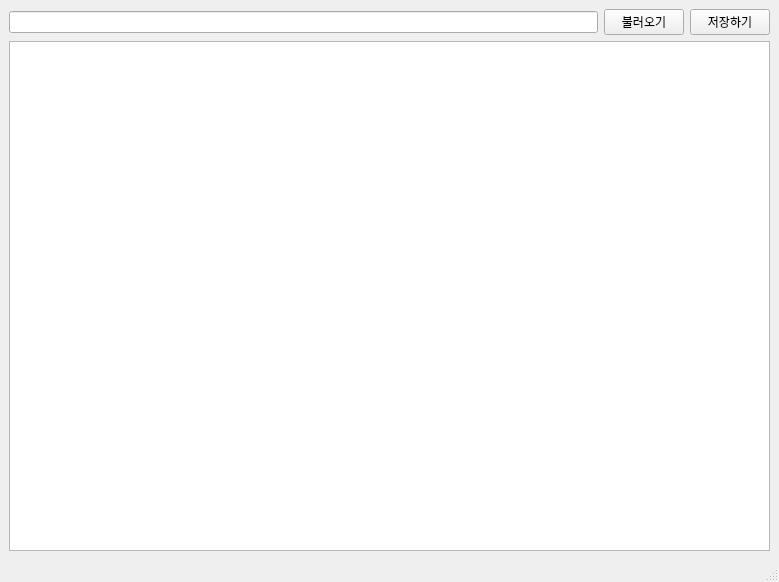
Old version of the form mainwindow.ui in the repository eunwoo/item_manager_qt.
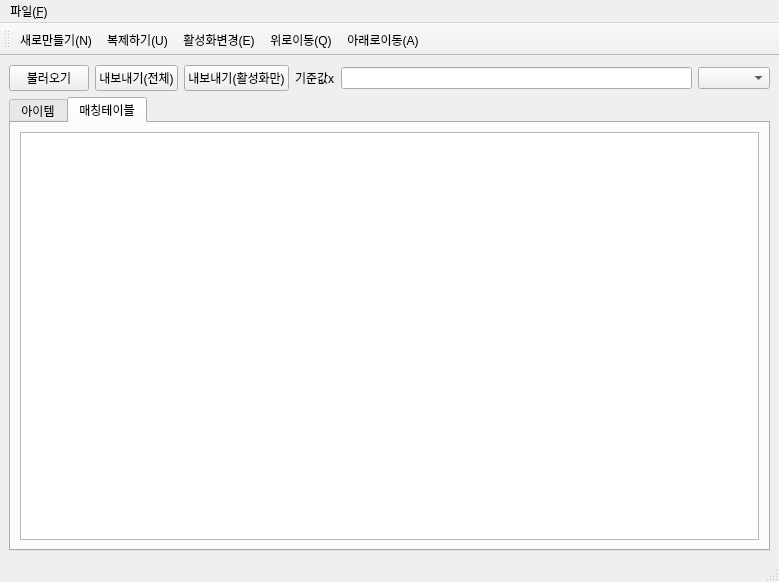
New version of the form. The open tabs and pages were chosen to show the change. Icons and pictures are not drawn. Custom widgets are drawn as their Qt base class.

What changed in the file:
```diff
--- a/mainwindow.ui
+++ b/mainwindow.ui
@@ -16,30 +16,109 @@
   <widget class="QWidget" name="centralwidget">
    <layout class="QVBoxLayout" name="verticalLayout">
     <item>
-     <layout class="QHBoxLayout" name="horizontalLayout">
+     <layout class="QVBoxLayout" name="verticalLayout_4">
       <item>
-       <widget class="QLineEdit" name="lineEdit"/>
+       <layout class="QHBoxLayout" name="horizontalLayout">
+        <item>
+         <widget class="QPushButton" name="pushButton">
+          <property name="text">
+           <string>불러오기</string>
+          </property>
+         </widget>
+        </item>
+        <item>
+         <widget class="QPushButton" name="pushButton_2">
+          <property name="text">
+           <string>내보내기(전체)</string>
+          </property>
+         </widget>
+        </item>
+        <item>
+         <widget class="QPushButton" name="pushButton_3">
+          <property name="text">
+           <string>내보내기(활성화만)</string>
+          </property>
+         </widget>
+        </item>
+        <item>
+         <widget class="QLabel" name="label_2">
+          <property name="text">
+           <string>기준값x</string>
+          </property>
+         </widget>
+        </item>
+        <item>
+         <widget class="QLineEdit" name="lineEdit"/>
+        </item>
+        <item>
+         <widget class="QComboBox" name="comboBox"/>
+        </item>
+       </layout>
       </item>
       <item>
-       <widget class="QPushButton" name="pushButton">
-        <property name="text">
-         <string>불러오기</string>
-        </property>
-       </widget>
-      </item>
-      <item>
-       <widget class="QPushButton" name="pushButton_2">
-        <property name="text">
-         <string>저장하기</string>
-        </property>
-       </widget>
-      </item>
-     </layout>
-    </item>
-    <item>
-     <layout class="QVBoxLayout" name="verticalLayout_2">
-      <item>
-       <widget class="ItemTable" name="tableWidget"/>
+       <layout class="QHBoxLayout" name="horizontalLayout_3">
+        <item>
+         <widget class="QTabWidget" name="tabWidget">
+          <property name="currentIndex">
+           <number>0</number>
+          </property>
+          <widget class="QWidget" name="tab">
+           <attribute name="title">
+            <string>아이템</string>
+           </attribute>
+           <layout class="QVBoxLayout" name="verticalLayout_5">
+            <item>
+             <layout class="QVBoxLayout" name="verticalLayout_2">
+              <item>
+               <layout class="QHBoxLayout" name="horizontalLayout_2">
+                <item>
+                 <widget class="QLabel" name="label">
+                  <property name="text">
+                   <string>찾기</string>
+                  </property>
+                 </widget>
+                </item>
+                <item>
+                 <widget class="LineEdit" name="lineEdit_2"/>
+                </item>
+               </layout>
+              </item>
+              <item>
+               <widget class="ItemTable" name="tableWidget"/>
+              </item>
+             </layout>
+            </item>
+           </layout>
+          </widget>
+          <widget class="QWidget" name="tab_2">
+           <property name="minimumSize">
+            <size>
+             <width>0</width>
+             <height>0</height>
+            </size>
+           </property>
+           <property name="maximumSize">
+            <size>
+             <width>16777215</width>
+             <height>16777215</height>
+            </size>
+           </property>
+           <attribute name="title">
+            <string>매칭테이블</string>
+           </attribute>
+           <layout class="QVBoxLayout" name="verticalLayout_6">
+            <item>
+             <layout class="QVBoxLayout" name="verticalLayout_3">
+              <item>
+               <widget class="MatchTable" name="matchTableWidget"/>
+              </item>
+             </layout>
+            </item>
+           </layout>
+          </widget>
+         </widget>
+        </item>
+       </layout>
       </item>
      </layout>
     </item>
@@ -54,8 +133,95 @@
      <height>22</height>
     </rect>
    </property>
+   <widget class="QMenu" name="menu_f">
+    <property name="title">
+     <string>파일(&amp;F)</string>
+    </property>
+    <addaction name="action"/>
+    <addaction name="action_U"/>
+   </widget>
+   <addaction name="menu_f"/>
   </widget>
   <widget class="QStatusBar" name="statusbar"/>
+  <widget class="QToolBar" name="toolBar">
+   <property name="windowTitle">
+    <string>toolBar</string>
+   </property>
+   <attribute name="toolBarArea">
+    <enum>TopToolBarArea</enum>
+   </attribute>
+   <attribute name="toolBarBreak">
+    <bool>false</bool>
+   </attribute>
+   <addaction name="action"/>
+   <addaction name="action_U"/>
+   <addaction name="action_E"/>
+   <addaction name="action_Q"/>
+   <addaction name="action_A"/>
+  </widget>
+  <action name="action">
+   <property name="icon">
+    <iconset resource="qtresource.qrc">
+     <normaloff>:/new/prefix1/new.png</normaloff>:/new/prefix1/new.png</iconset>
+   </property>
+   <property name="text">
+    <string>새로만들기(&amp;N)</string>
+   </property>
+   <property name="shortcut">
+    <string>Ctrl+N</string>
+   </property>
+  </action>
+  <action name="action_U">
+   <property name="icon">
+    <iconset resource="qtresource.qrc">
+     <normaloff>:/new/prefix1/document-copy.png</normaloff>:/new/prefix1/document-copy.png</iconset>
+   </property>
+   <property name="text">
+    <string>복제하기(&amp;U)</string>
+   </property>
+   <property name="shortcut">
+    <string>Ctrl+U</string>
+   </property>
+  </action>
+  <action name="action_E">
+   <property name="icon">
+    <iconset resource="qtresource.qrc">
+     <normaloff>:/new/prefix1/cross-circle.png</normaloff>:/new/prefix1/cross-circle.png</iconset>
+   </property>
+   <property name="text">
+    <string>활성화변경(&amp;E)</string>
+   </property>
+   <property name="shortcut">
+    <string>Ctrl+E</string>
+   </property>
+  </action>
+  <action name="action_Q">
+   <property name="icon">
+    <iconset resource="qtresource.qrc">
+     <normaloff>:/new/prefix1/up.png</normaloff>:/new/prefix1/up.png</iconset>
+   </property>
+   <property name="text">
+    <string>위로이동(&amp;Q)</string>
+   </property>
+   <property name="toolTip">
+    <string>위로이동(Q)</string>
+   </property>
+   <property name="shortcut">
+    <string>Ctrl+Q</string>
+   </property>
+  </action>
+  <action name="action_A">
+   <property name="icon">
+    <iconset resource="qtresource.qrc">
+     <normaloff>:/new/prefix1/down.png</normaloff>:/new/prefix1/down.png</iconset>
+   </property>
+   <property name="text">
+    <string>아래로이동(&amp;A)</string>
+   </property>
+   <property name="shortcut">
+    <string>Ctrl+A</string>
+   </property>
+  </action>
  </widget>
  <customwidgets>
   <customwidget>
@@ -63,6 +229,16 @@
    <extends>QTableWidget</extends>
    <header>itemtable.h</header>
   </customwidget>
+  <customwidget>
+   <class>LineEdit</class>
+   <extends>QLineEdit</extends>
+   <header>lineedit.h</header>
+  </customwidget>
+  <customwidget>
+   <class>MatchTable</class>
+   <extends>QTableWidget</extends>
+   <header>matchtable.h</header>
+  </customwidget>
  </customwidgets>
  <resources/>
  <connections/>
```
Left out of the diff: 4 changed lines with no effect on the pictures.
